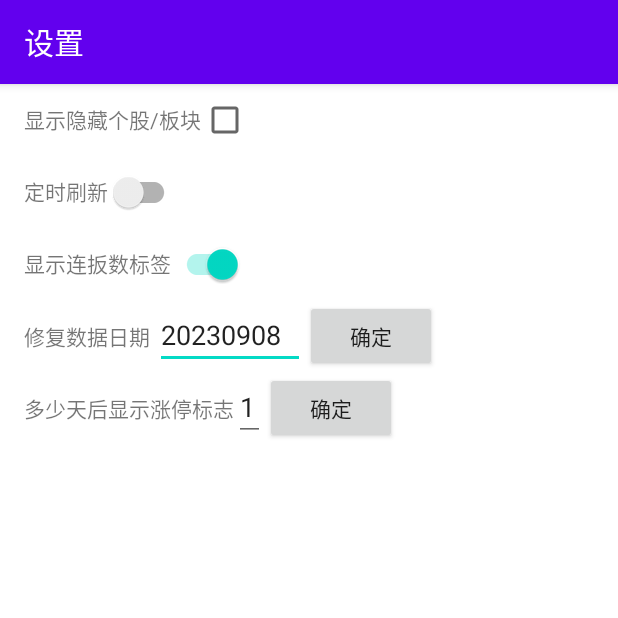
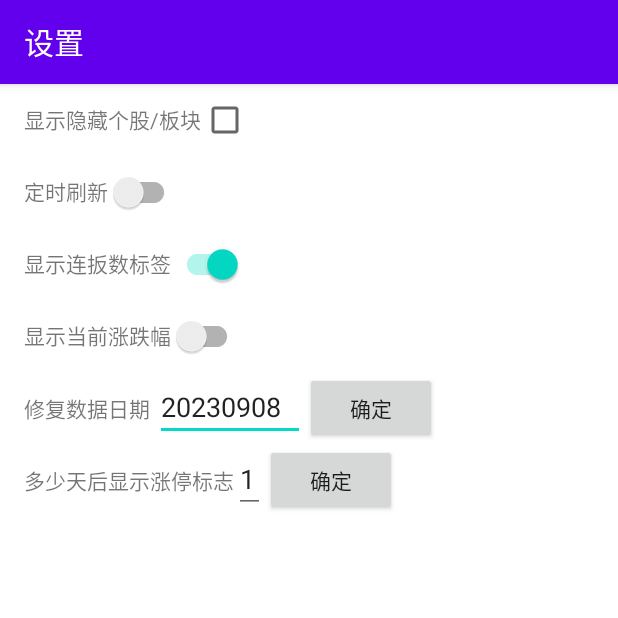
Before and after one commit to liaobushi520/StockMan, an Android app: the SettingActivity screen opened directly, with no data from a screen before it, on a phone screen of 412 x 824 dp, the top half of it. Run offline under Robolectric (Android 15) with nearby library versions, the phone set to English and light mode, and no system bars.

```diff
--- a/app/src/main/java/com/liaobusi/stockman/SettingActivity.kt
+++ b/app/src/main/java/com/liaobusi/stockman/SettingActivity.kt
@@ -25,6 +25,12 @@ fun isShowLianBanFlag(context: Context):Boolean{
     val sp = context.getSharedPreferences("app", Context.MODE_PRIVATE)
     return sp.getBoolean("show_lianban_count_flag",true)
 }
+
+fun isShowCurrentChg(context: Context):Boolean{
+    val sp = context.getSharedPreferences("app", Context.MODE_PRIVATE)
+    return sp.getBoolean("show_current_chg",false)
+}
+
 
 class SettingActivity : AppCompatActivity() {
     private lateinit var binding: ActivitySettingBinding
@@ -78,6 +84,15 @@ class SettingActivity : AppCompatActivity() {
         }
 
 
+        binding.showCurrentChg.isChecked=sp.getBoolean("show_current_chg",false)
+
+        binding.showCurrentChg.setOnCheckedChangeListener { buttonView, isChecked ->
+            sp.edit().putBoolean("show_current_chg", isChecked).apply()
+            Injector.autoRefresh(isChecked)
+        }
+
+
+
         binding.showLianbanCount.isChecked=sp.getBoolean("show_lianban_count_flag",true)
 
         binding.showLianbanCount.setOnCheckedChangeListener { buttonView, isChecked ->
--- a/app/src/main/res/layout/activity_setting.xml
+++ b/app/src/main/res/layout/activity_setting.xml
@@ -64,6 +64,23 @@
 
         </LinearLayout>
 
+        <LinearLayout
+            android:layout_width="match_parent"
+            android:orientation="horizontal"
+            android:layout_height="wrap_content">
+
+            <TextView
+                android:layout_width="wrap_content"
+                android:text="显示当前涨跌幅"
+                android:layout_height="wrap_content"/>
+
+            <androidx.appcompat.widget.SwitchCompat
+                android:id="@+id/showCurrentChg"
+                android:layout_width="wrap_content"
+                android:layout_height="wrap_content"/>
+
+        </LinearLayout>
+
 
 
         <LinearLayout
```
Also changed, not shown: app/src/main/AndroidManifest.xml (+9 -0 lines), app/src/main/java/com/liaobusi/stockman/HomeActivity.kt (+18 -0 lines), app/src/main/java/com/liaobusi/stockman/Strategy1Activity.kt (+10 -2 lines), app/src/main/java/com/liaobusi/stockman/Strategy2Activity.kt (+9 -2 lines), app/src/main/java/com/liaobusi/stockman/Strategy4Activity.kt (+34 -13 lines), app/src/main/java/com/liaobusi/stockman/Strategy7Activity.kt (+7 -3 lines), app/src/main/java/com/liaobusi/stockman/Strategy9Activity.kt (+7 -3 lines), app/src/main/java/com/liaobusi/stockman/repo/StockRepo.kt (+6 -3 lines), app/src/main/res/layout/item_stock.xml (+14 -10 lines).
